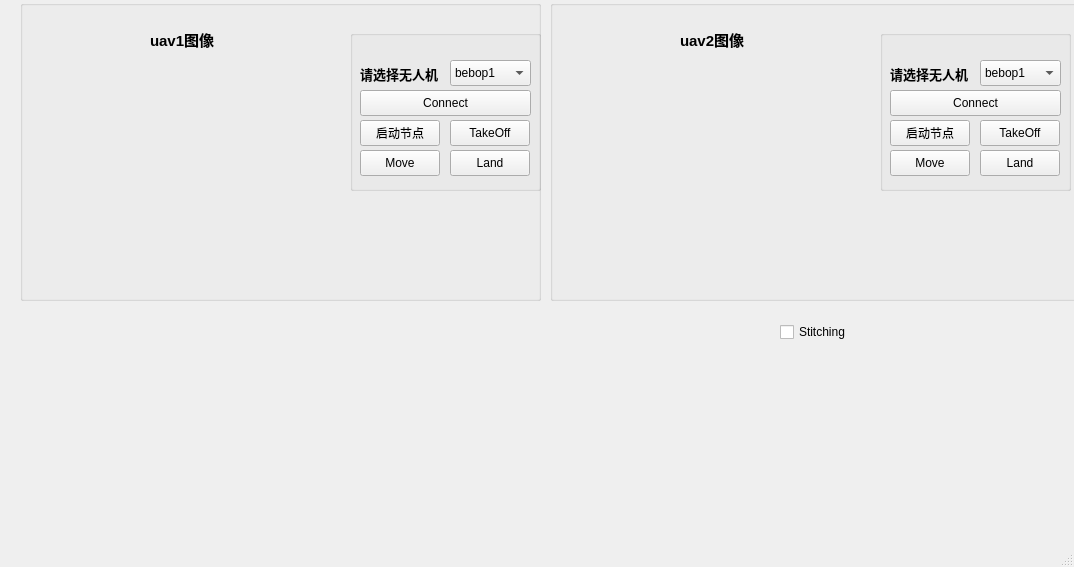
Old version of the form image_stitching/ui/main_window.ui in the repository zsxhub/bebop2.
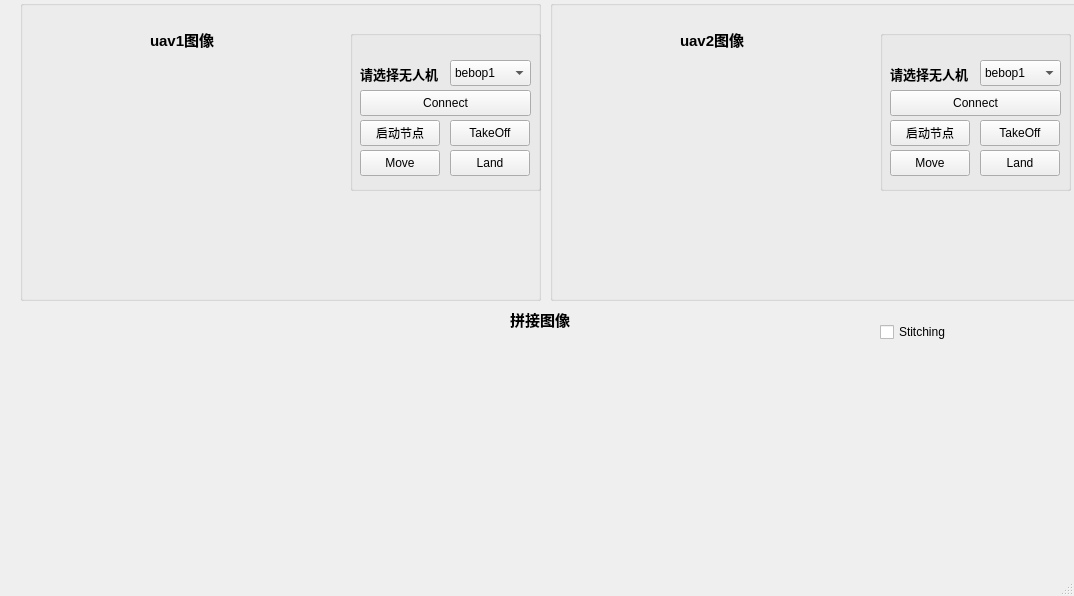
New version of the form. Icons and pictures are not drawn.

Commit message: 完善图像拼接线程的运行与关闭，目前没有考虑要拼接的两个图像的同步性

```diff
--- a/image_stitching/ui/main_window.ui
+++ b/image_stitching/ui/main_window.ui
@@ -7,7 +7,7 @@
     <x>0</x>
     <y>0</y>
     <width>1074</width>
-    <height>567</height>
+    <height>596</height>
    </rect>
   </property>
   <property name="windowTitle">
@@ -289,8 +289,8 @@
    <widget class="QLabel" name="stitchingImage_label">
     <property name="geometry">
      <rect>
-      <x>130</x>
-      <y>300</y>
+      <x>230</x>
+      <y>330</y>
       <width>640</width>
       <height>240</height>
      </rect>
@@ -455,9 +455,9 @@
    <widget class="QCheckBox" name="stitching_checkBox">
     <property name="geometry">
      <rect>
-      <x>780</x>
+      <x>880</x>
       <y>320</y>
-      <width>81</width>
+      <width>111</width>
       <height>24</height>
      </rect>
     </property>
@@ -465,6 +465,26 @@
      <string>Stitching</string>
     </property>
    </widget>
+   <widget class="QLabel" name="label_5">
+    <property name="geometry">
+     <rect>
+      <x>510</x>
+      <y>310</y>
+      <width>71</width>
+      <height>18</height>
+     </rect>
+    </property>
+    <property name="font">
+     <font>
+      <pointsize>11</pointsize>
+      <weight>75</weight>
+      <bold>true</bold>
+     </font>
+    </property>
+    <property name="text">
+     <string>拼接图像</string>
+    </property>
+   </widget>
   </widget>
   <widget class="QStatusBar" name="statusbar"/>
   <action name="action_Quit">
```
Left out of the diff: 2 changed lines with no effect on the pictures. The commit also changes 9 other files.
